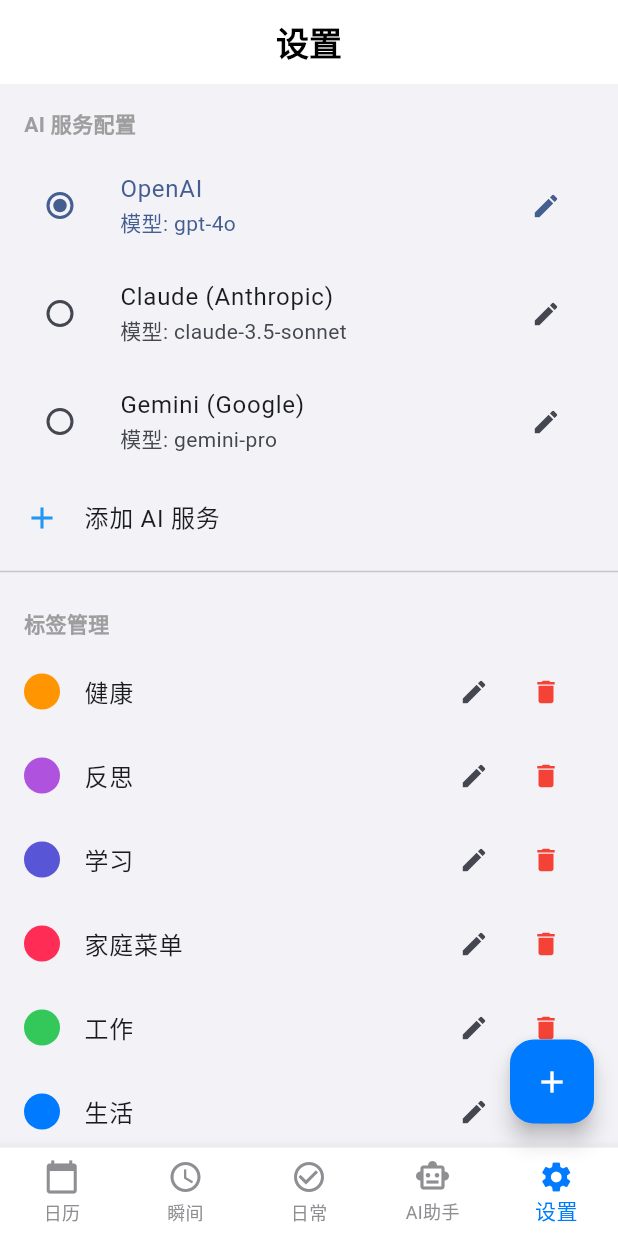
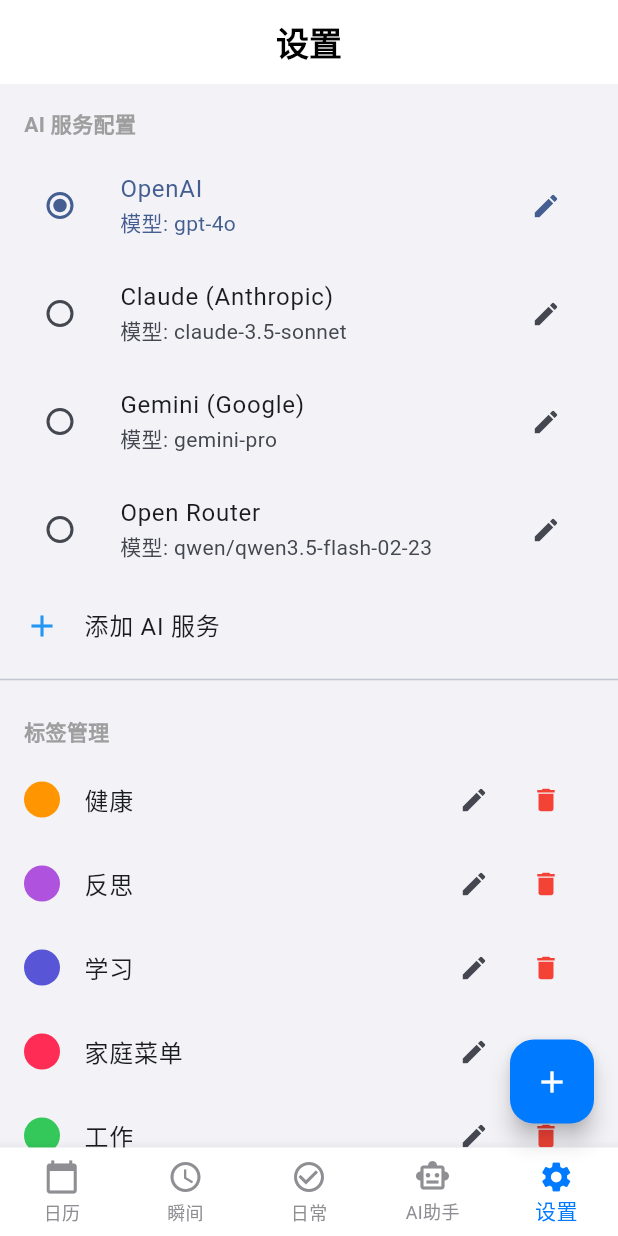
Before and after one commit to justinzero888/blinking_app, a Flutter app: the screen it shows after launch, item 5 of the bottom bar chosen, on a phone screen of 412 x 824 dp. Run offline on Flutter 3.47's test engine with Material 3 defaults, Android fonts, the phone set to English and light mode, and no system bars; our stand-ins replace file_picker, flutter_local_notifications, flutter_timezone, image_picker, open_filex, permission_handler and 4 more; missing offline and left inert: flutter_sound; accounts and stored records are empty.

Commit message:
chore: add Open Router default provider, bump version to 1.0.2
- Add "Open Router" (qwen/qwen3.5-flash-02-23, openrouter.ai/api/v1) as 4th default LLM provider
- Update version display in Settings to 1.0.2
- Bump pubspec.yaml version to 1.0.2+3

Co-Authored-By: Claude Sonnet 4.6 <noreply@anthropic.com>

```diff
--- a/lib/screens/settings/settings_screen.dart
+++ b/lib/screens/settings/settings_screen.dart
@@ -40,6 +40,12 @@ class _SettingsScreenState extends State<SettingsScreen> {
       'model': 'gemini-pro',
       'apiKey': '',
       'baseUrl': 'https://generativelanguage.googleapis.com/v1',
+    },
+    {
+      'name': 'Open Router',
+      'model': 'qwen/qwen3.5-flash-02-23',
+      'apiKey': '',
+      'baseUrl': 'https://openrouter.ai/api/v1',
     },
   ];
 
@@ -200,7 +206,7 @@ class _SettingsScreenState extends State<SettingsScreen> {
           ListTile(
             leading: const Icon(Icons.info),
             title: const Text('Blinking (记忆闪烁)'),
-            subtitle: Text(isZh ? '版本 1.0.0' : 'Version 1.0.0'),
+            subtitle: Text(isZh ? '版本 1.0.2' : 'Version 1.0.2'),
           ),
         ],
       ),
--- a/pubspec.yaml
+++ b/pubspec.yaml
@@ -1,7 +1,7 @@
 name: blinking
 description: "A personal memory capture app for reflection and learning."
 publish_to: 'none'
-version: 1.0.0+1
+version: 1.0.2+3
 
 environment:
   sdk: ^3.11.0
```
